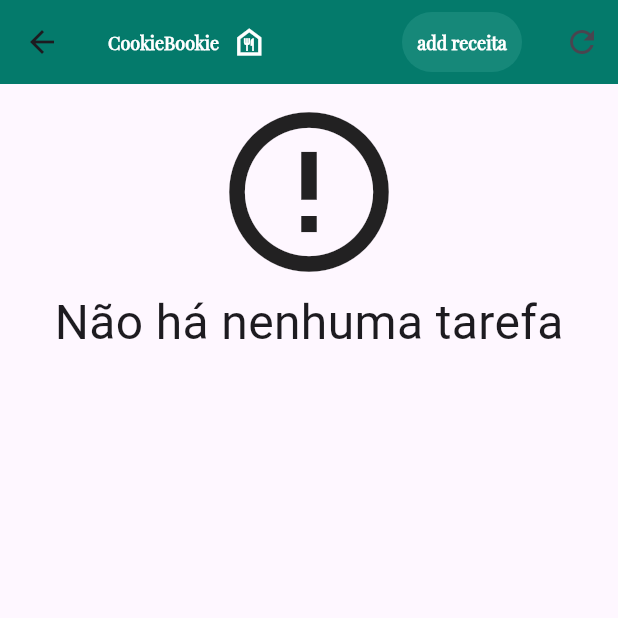
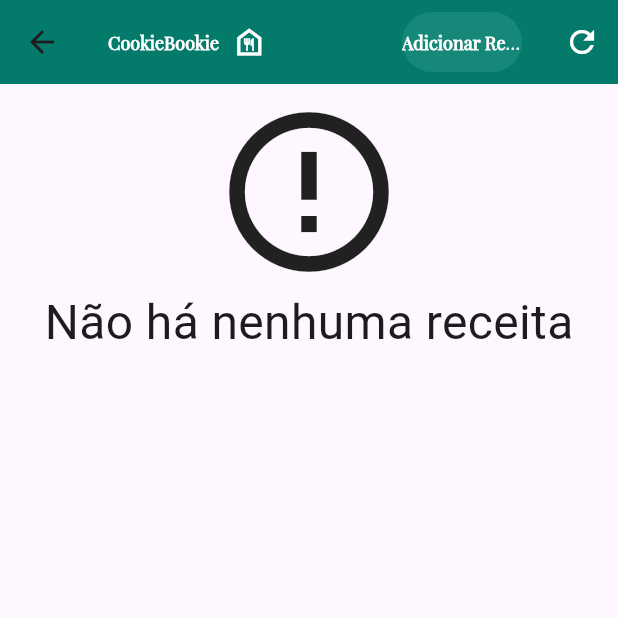
Before and after one commit to AlefMenez/app-cookiebookie, a Flutter app: the HomeScreen screen opened by its route, on a phone screen of 412 x 824 dp, the top half of it. Run offline on Flutter 3.47's test engine with Material 2 defaults, Android fonts, the phone set to English and light mode, and no system bars; our stand-ins replace image_picker, sqflite; accounts and stored records are empty.

Commit message:
details screen

```diff
--- a/lib/main.dart
+++ b/lib/main.dart
@@ -3,6 +3,7 @@ import 'package:receitas/data/receita_inherited.dart';
 import 'package:receitas/screens/home_screen.dart';
 import 'package:receitas/screens/initial_screen.dart';
 import 'package:receitas/screens/recipe_add_screen.dart';
+
 
 void main() {
   runApp(const MyApp());
@@ -26,6 +27,7 @@ class MyApp extends StatelessWidget {
       '/homeScreen' :(context) => ReceitaInherited(child: const HomeScreen()),
       '/recipeAddScreen' :(context) => RecipeAddScreen(receitaContext: context),
 
+
      },
     );
   }
--- a/lib/screens/home_screen.dart
+++ b/lib/screens/home_screen.dart
@@ -1,23 +1,22 @@
 import 'package:flutter/material.dart';
 import 'package:receitas/components/receita.dart';
-import 'package:receitas/data/database.dart';
-
 import 'package:receitas/data/receitas_dao.dart';
+import 'package:receitas/screens/recipe_detail_screen.dart';
 
 class HomeScreen extends StatefulWidget {
   const HomeScreen({
-    super.key,
-  });
+    Key? key,
+  }) : super(key: key);
 
   @override
-  State<HomeScreen> createState() => _HomeScreenState();
+  _HomeScreenState createState() => _HomeScreenState();
 }
 
 class _HomeScreenState extends State<HomeScreen> {
   @override
   void initState() {
     super.initState();
-    getDatabase();
+    // Coloque aqui o código de inicialização, se necessário.
   }
 
   @override
@@ -26,11 +25,13 @@ class _HomeScreenState extends State<HomeScreen> {
         appBar: AppBar(
           backgroundColor: Color.fromARGB(255, 4, 122, 107),
           actions: [
-          IconButton(onPressed: () {
-            setState(() {
-
-            });
-          }, icon: Icon(Icons.refresh))
+            IconButton(
+              onPressed: () {
+                // Implemente ação de recarregar aqui, se necessário.
+                setState(() {});
+              },
+              icon: Icon(Icons.refresh, color: Colors.white),
+            )
           ],
           title: Row(
             mainAxisAlignment: MainAxisAlignment.spaceBetween,
@@ -43,7 +44,8 @@ class _HomeScreenState extends State<HomeScreen> {
                       fontFamily: 'Playfair',
                       fontSize: 12,
                       fontWeight: FontWeight.bold,
-                      color: Colors.white),
+                      color: Colors.white,
+                    ),
                   ),
                   SizedBox(
                     width: 8,
@@ -66,15 +68,17 @@ class _HomeScreenState extends State<HomeScreen> {
                       width: 80,
                       decoration: BoxDecoration(
                         color: Color.fromARGB(108, 46, 155, 141),
-                        borderRadius: BorderRadius.circular(20)),
+                        borderRadius: BorderRadius.circular(20),
+                      ),
                       alignment: Alignment.center,
                       child: Text(
-                      'add receita',
+                        'Adicionar Receita',
                         style: TextStyle(
                           fontFamily: 'Playfair',
                           fontSize: 12,
                           fontWeight: FontWeight.bold,
-                          color: Colors.white),
+                          color: Colors.white,
+                        ),
                       ),
                     ),
                   ),
@@ -91,30 +95,13 @@ class _HomeScreenState extends State<HomeScreen> {
               List<Receita>? receitas = snapshot.data;
               switch (snapshot.connectionState) {
                 case ConnectionState.none:
-                return Center(
-                  child: Column(
-                    children: [
-                      CircularProgressIndicator(),
-                      Text('Carregando')
-                    ],
-                  ),
-                );
                 case ConnectionState.active:
+                case ConnectionState.waiting:
                   return Center(
                     child: Column(
                       children: const [
                         CircularProgressIndicator(),
                         Text('Carregando'),
-                    ],
-                  ),
-                );
-
-              case ConnectionState.waiting:
-                return Center(
-                  child: Column(
-                    children: [
-                      CircularProgressIndicator(),
-                      Text('Carregando')
                       ],
                     ),
                   );
@@ -126,8 +113,23 @@ class _HomeScreenState extends State<HomeScreen> {
                         itemCount: receitas.length,
                         itemBuilder: (BuildContext context, int index) {
                           final Receita receita = receitas[index];
-                          return receita;
-                        });
+                          return Receita(
+                            nome: receita.nome,
+                            ingredients: receita.ingredients,
+                            preparation: receita.preparation,
+                            imageFile: receita.imageFile,
+                            onPressed: () {
+                              // Navegar para a tela de detalhes quando a receita é pressionada
+                              Navigator.of(context).push(
+                                MaterialPageRoute(
+                                  builder: (context) =>
+                                      RecipeDetailScreen(receita: receita),
+                                ),
+                              );
+                            },
+                          );
+                        },
+                      );
                     }
                     return Center(
                       child: Column(
@@ -137,19 +139,18 @@ class _HomeScreenState extends State<HomeScreen> {
                             size: 128,
                           ),
                           Text(
-                          'Não há nenhuma tarefa',
+                            'Não há nenhuma receita',
                             style: TextStyle(fontSize: 32),
-                        )
+                          ),
                         ],
                       ),
                     );
                   }
-                return Text('Erro ao carregar Receita');
+                  return Text('Erro ao carregar Receitas');
               }
               return Text('Erro desconhecido');
             },
           ),
-      ),
-    );
+        ));
   }
 }
```
Also changed, not shown: lib/components/receita.dart (+41 -6 lines), lib/data/receita_inherited.dart (+31 -5 lines), lib/data/receitas_dao.dart (+12 -1 lines), lib/screens/recipe_detail_screen.dart (added, +87 -0 lines). Lines whose indentation alone changed are shown as unchanged.
